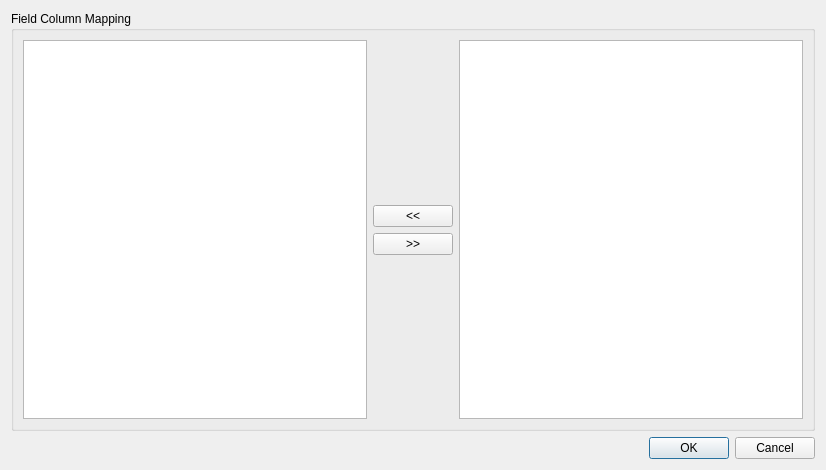
This is settingsdialog.ui in asit-dhal/LogViewer as Qt 5 draws it before an edit. The edited form follows.
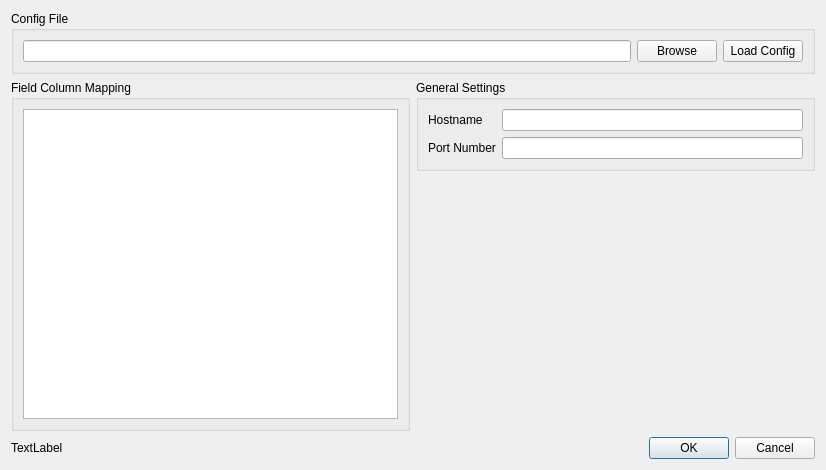
This is the edited form.

Commit message: settings and configuration

```diff
--- a/settingsdialog.ui
+++ b/settingsdialog.ui
@@ -13,19 +13,79 @@
   <property name="windowTitle">
    <string>Dialog</string>
   </property>
-  <layout class="QVBoxLayout" name="verticalLayout_2">
+  <layout class="QVBoxLayout" name="verticalLayout_3">
+   <item>
+    <widget class="QGroupBox" name="groupBox_3">
+     <property name="title">
+      <string>Config File</string>
+     </property>
+     <layout class="QHBoxLayout" name="horizontalLayout">
+      <item>
+       <widget class="QLineEdit" name="filenameLineEdit"/>
+      </item>
+      <item>
+       <widget class="QPushButton" name="browseFilePushButton">
+        <property name="text">
+         <string>Browse</string>
+        </property>
+       </widget>
+      </item>
+      <item>
+       <widget class="QPushButton" name="loadConfigPushButton">
+        <property name="text">
+         <string>Load Config</string>
+        </property>
+       </widget>
+      </item>
+     </layout>
+    </widget>
+   </item>
+   <item>
+    <layout class="QHBoxLayout" name="horizontalLayout_2">
    <item>
     <widget class="QGroupBox" name="groupBox">
      <property name="title">
       <string>Field Column Mapping</string>
      </property>
-     <layout class="QHBoxLayout" name="horizontalLayout">
-      <item>
-       <widget class="QTableWidget" name="selectedFieldsTableWidget"/>
-      </item>
-      <item>
        <layout class="QVBoxLayout" name="verticalLayout">
         <item>
+         <widget class="QTableWidget" name="selectedFieldsTableWidget"/>
+        </item>
+       </layout>
+      </widget>
+     </item>
+     <item>
+      <layout class="QVBoxLayout" name="verticalLayout_2">
+       <item>
+        <widget class="QGroupBox" name="groupBox_2">
+         <property name="title">
+          <string>General Settings</string>
+         </property>
+         <layout class="QFormLayout" name="formLayout">
+          <item row="0" column="0">
+           <widget class="QLabel" name="label">
+            <property name="text">
+             <string>Hostname</string>
+            </property>
+           </widget>
+          </item>
+          <item row="0" column="1">
+           <widget class="QLineEdit" name="hostnameLineEdit"/>
+          </item>
+          <item row="1" column="0">
+           <widget class="QLabel" name="label_2">
+            <property name="text">
+             <string>Port Number</string>
+            </property>
+           </widget>
+          </item>
+          <item row="1" column="1">
+           <widget class="QLineEdit" name="portNumberLineEdit"/>
+          </item>
+         </layout>
+        </widget>
+       </item>
+       <item>
          <spacer name="verticalSpacer">
           <property name="orientation">
            <enum>Qt::Vertical</enum>
@@ -38,39 +98,17 @@
           </property>
          </spacer>
         </item>
-        <item>
-         <widget class="QPushButton" name="selectPushButton">
-          <property name="text">
-           <string>&lt;&lt;</string>
-          </property>
-         </widget>
-        </item>
-        <item>
-         <widget class="QPushButton" name="removePushButton">
-          <property name="text">
-           <string>&gt;&gt;</string>
-          </property>
-         </widget>
-        </item>
-        <item>
-         <spacer name="verticalSpacer_2">
-          <property name="orientation">
-           <enum>Qt::Vertical</enum>
-          </property>
-          <property name="sizeHint" stdset="0">
-           <size>
-            <width>20</width>
-            <height>40</height>
-           </size>
-          </property>
-         </spacer>
-        </item>
+      </layout>
+     </item>
        </layout>
       </item>
       <item>
-       <widget class="QTableWidget" name="availableFieldsTableWidget"/>
-      </item>
-     </layout>
+    <layout class="QHBoxLayout" name="horizontalLayout_3">
+     <item>
+      <widget class="QLabel" name="statusLabel">
+       <property name="text">
+        <string>TextLabel</string>
+       </property>
     </widget>
    </item>
    <item>
@@ -79,6 +117,8 @@
       <set>QDialogButtonBox::Cancel|QDialogButtonBox::Ok</set>
      </property>
     </widget>
+     </item>
+    </layout>
    </item>
   </layout>
  </widget>
```
Lines whose indentation alone changed are shown as unchanged. The commit also changes 7 other files.
